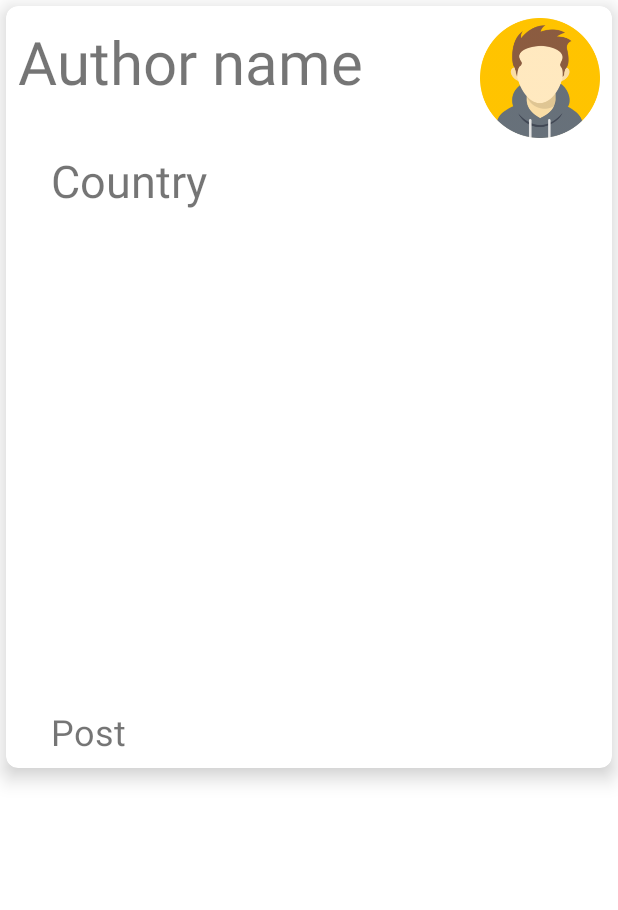
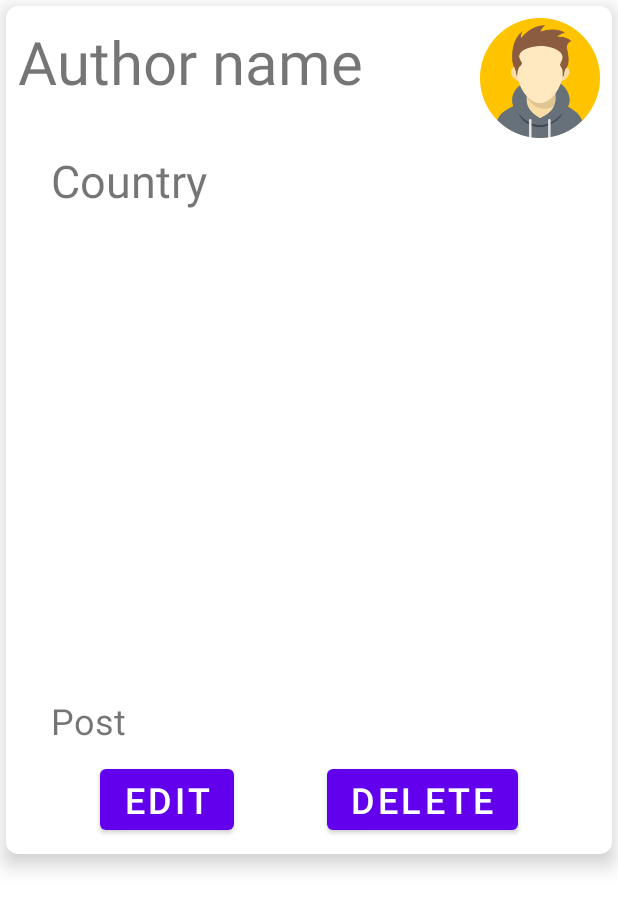
Before and after one commit to MaorCaspi/Travel-Together, an Android app: the layout post_list_row.xml on its own in the app's theme, with its tools: preview values and no code run, on a phone screen of 412 x 824 dp. Shown: the top 910 px of the screen. Run offline under Robolectric (Android 15) with nearby library versions, the phone set to English and light mode, and no system bars.

Commit message:
Add delete and edit buttons to every post

```diff
--- a/app/src/main/java/com/finalProject/travelTogether/model/Model.java
+++ b/app/src/main/java/com/finalProject/travelTogether/model/Model.java
@@ -118,6 +118,10 @@ public class Model {
         });
     }
 
+    public void editPost(Post post){
+        modelFirebase.editPost(post);
+    }
+
     public interface GetPostById {
         void onComplete(Post post);
     }
--- a/app/src/main/java/com/finalProject/travelTogether/model/ModelFirebase.java
+++ b/app/src/main/java/com/finalProject/travelTogether/model/ModelFirebase.java
@@ -62,6 +62,10 @@ public class ModelFirebase {
                 .set(json)
                 .addOnSuccessListener(unused -> listener.onComplete())
                 .addOnFailureListener(e -> listener.onComplete());
+    }
+
+    public void editPost(Post post) {
+        //TO DO!!!
     }
 
     public void getPostById(String postId, Model.GetPostById listener) {
--- a/app/src/main/java/com/finalProject/travelTogether/model/PostDao.java
+++ b/app/src/main/java/com/finalProject/travelTogether/model/PostDao.java
@@ -15,6 +15,6 @@ public interface PostDao {
     void insertAll(Post... posts);
 
     @Transaction
-    @Query("select * from Post order by updateDate desc")
+    @Query("select * from Post where isDeleted='0' order by updateDate desc")
     List<PostAndUser> getAll();
 }
--- a/app/src/main/res/layout/post_list_row.xml
+++ b/app/src/main/res/layout/post_list_row.xml
@@ -49,12 +49,12 @@
             android:layout_width="0dp"
             android:layout_height="wrap_content"
             android:layout_marginStart="30dp"
-            android:layout_marginTop="15dp"
+            android:layout_marginTop="8dp"
             android:layout_marginEnd="30dp"
-            android:layout_marginBottom="8dp"
+            android:layout_marginBottom="10dp"
             android:text="Post"
             android:textSize="24sp"
-            app:layout_constraintBottom_toBottomOf="parent"
+            app:layout_constraintBottom_toTopOf="@+id/listrow_edit_btn"
             app:layout_constraintEnd_toEndOf="parent"
             app:layout_constraintStart_toStartOf="parent"
             app:layout_constraintTop_toBottomOf="@+id/listrow_postImage_imv" />
@@ -85,5 +85,28 @@
 
             app:layout_constraintStart_toStartOf="parent"
             app:layout_constraintTop_toBottomOf="@+id/listrow_avatar_imv" />
+
+        <Button
+            android:id="@+id/listrow_edit_btn"
+            android:layout_width="wrap_content"
+            android:layout_height="wrap_content"
+            android:layout_marginBottom="10dp"
+            android:text="Edit"
+            android:textSize="24sp"
+            app:layout_constraintBottom_toBottomOf="parent"
+            app:layout_constraintEnd_toStartOf="@+id/listrow_delete_btn"
+            app:layout_constraintStart_toStartOf="parent" />
+
+        <Button
+            android:id="@+id/listrow_delete_btn"
+            android:layout_width="wrap_content"
+            android:layout_height="wrap_content"
+            android:layout_marginBottom="10dp"
+            android:text="Delete"
+            android:textSize="24sp"
+            app:layout_constraintBottom_toBottomOf="parent"
+            app:layout_constraintEnd_toEndOf="parent"
+            app:layout_constraintStart_toEndOf="@+id/listrow_edit_btn" />
+
     </androidx.constraintlayout.widget.ConstraintLayout>
 </com.google.android.material.card.MaterialCardView>
```
Also changed, not shown: app/src/main/java/com/finalProject/travelTogether/feed/PostListRvFragment.java (+30 -1 lines), app/src/main/java/com/finalProject/travelTogether/model/Post.java (+12 -0 lines).
